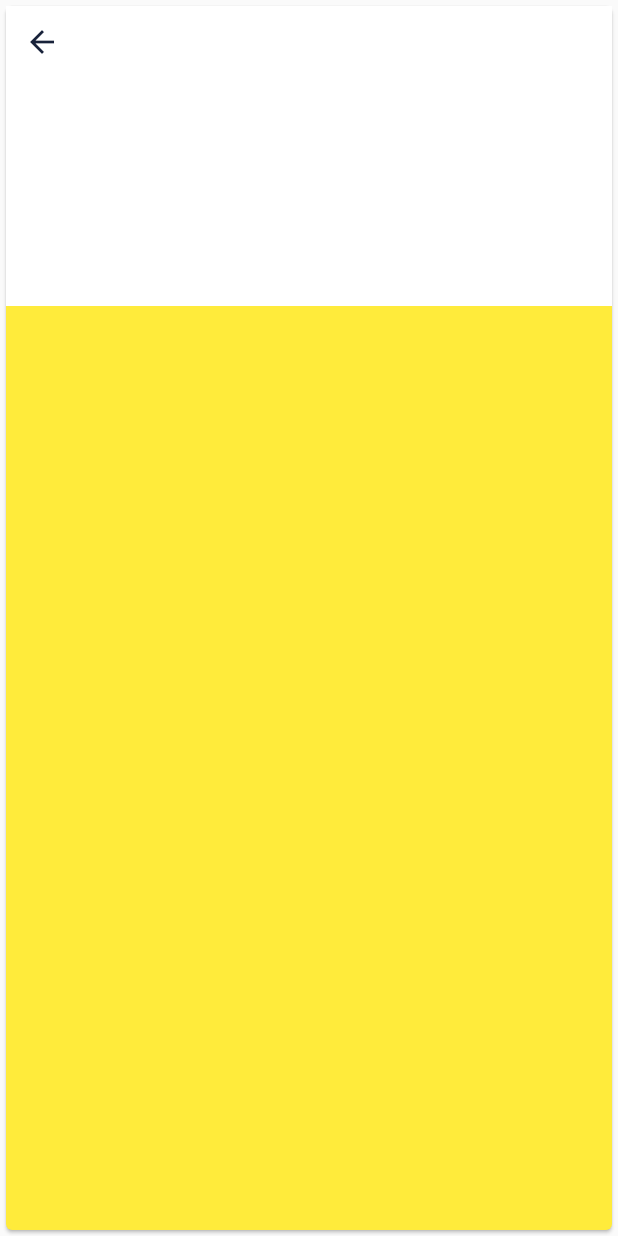
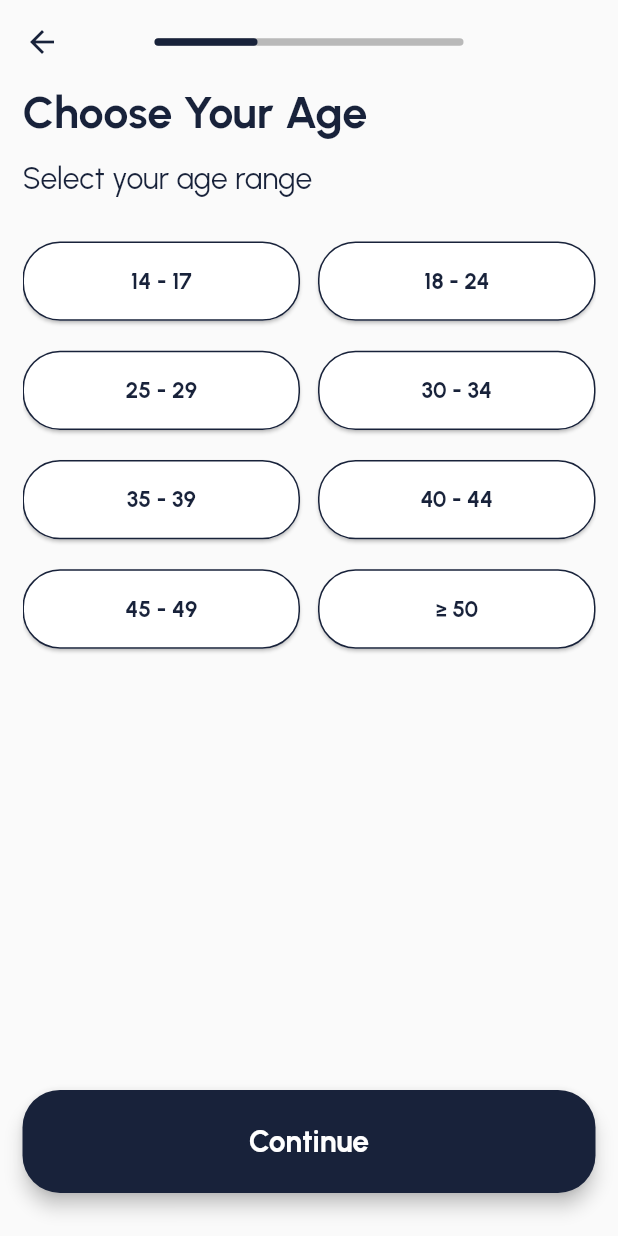
Before and after one commit to nguyentung158/mental_health, a Flutter app: the FlowSignUpScreen screen opened by its route, swiped to page 2, on a phone screen of 412 x 824 dp. Run offline on Flutter 3.47's test engine with Material 2 defaults, Android fonts, the phone set to English and light mode, and no system bars; our stand-ins replace google_fonts.

Commit message:
create gender slide and age slide  screen

```diff
--- a/lib/main.dart
+++ b/lib/main.dart
@@ -57,7 +57,7 @@ class MyApp extends StatelessWidget {
       ),
       home: const GetStartScreen(),
       routes: {
-        FlowSignUpScreen.route: (context) => const FlowSignUpScreen(),
+        FlowSignUpScreen.route: (context) => FlowSignUpScreen(),
         LoginScreen.route: (context) => const LoginScreen()
       },
     );
--- /dev/null
+++ b/lib/screens/auth_screens/sign_up_flow_screens/age_slide.dart
@@ -0,0 +1,91 @@
+import 'package:flutter/material.dart';
+
+class AgeSlide extends StatefulWidget {
+  int age;
+  final Function setAge;
+  AgeSlide({super.key, required this.age, required this.setAge});
+
+  @override
+  State<AgeSlide> createState() => _AgeSlideState();
+}
+
+class _AgeSlideState extends State<AgeSlide> {
+  Widget _buildAgeButton(String title, int index) {
+    return InkWell(
+      onTap: () {
+        setState(() {
+          widget.age = index;
+        });
+        widget.setAge(index);
+      },
+      child: Card(
+        margin: EdgeInsets.symmetric(vertical: 0),
+        color: widget.age == index
+            ? Theme.of(context).colorScheme.primary
+            : Colors.white,
+        shape: RoundedRectangleBorder(
+          borderRadius: BorderRadius.circular(25),
+          side: BorderSide(
+            color: Theme.of(context).colorScheme.primary,
+          ),
+        ),
+        child: Center(
+          child: Text(
+            title,
+            style: widget.age == index
+                ? Theme.of(context)
+                    .textTheme
+                    .headline6
+                    ?.copyWith(color: Colors.white)
+                : Theme.of(context).textTheme.headline6,
+          ),
+        ),
+      ),
+    );
+  }
+
+  @override
+  Widget build(BuildContext context) {
+    print(widget.age);
+    return Padding(
+      padding: const EdgeInsets.only(left: 0),
+      child: Column(
+        crossAxisAlignment: CrossAxisAlignment.start,
+        children: [
+          Text(
+            'Choose Your Age',
+            style: Theme.of(context).textTheme.headline3,
+          ),
+          const SizedBox(
+            height: 15,
+          ),
+          Text(
+            'Select your age range ',
+            style: Theme.of(context).textTheme.bodyText2,
+          ),
+          const SizedBox(
+            height: 30,
+          ),
+          Expanded(
+            child: GridView.count(
+              crossAxisCount: 2,
+              childAspectRatio: 3.5,
+              mainAxisSpacing: 20,
+              crossAxisSpacing: 12,
+              children: [
+                _buildAgeButton('14 - 17', 0),
+                _buildAgeButton('18 - 24', 1),
+                _buildAgeButton('25 - 29', 2),
+                _buildAgeButton('30 - 34', 3),
+                _buildAgeButton('35 - 39', 4),
+                _buildAgeButton('40 - 44', 5),
+                _buildAgeButton('45 - 49', 6),
+                _buildAgeButton('≥ 50', 7),
+              ],
+            ),
+          ),
+        ],
+      ),
+    );
+  }
+}
--- a/lib/screens/auth_screens/sign_up_flow_screens/flow_sign_up_screen.dart
+++ b/lib/screens/auth_screens/sign_up_flow_screens/flow_sign_up_screen.dart
@@ -1,16 +1,68 @@
 import 'package:flutter/material.dart';
+import 'package:mental_health_app/screens/auth_screens/sign_up_flow_screens/age_slide.dart';
+import 'package:mental_health_app/screens/auth_screens/sign_up_flow_screens/genders_slide.dart';
+import 'package:mental_health_app/widgets/auth_button.dart';
 
-class FlowSignUpScreen extends StatelessWidget {
+class FlowSignUpScreen extends StatefulWidget {
   static String route = '/sign0';
-  const FlowSignUpScreen({super.key});
+  FlowSignUpScreen({super.key});
+
+  @override
+  State<FlowSignUpScreen> createState() => _FlowSignUpScreenState();
+}
+
+class _FlowSignUpScreenState extends State<FlowSignUpScreen> {
+  int genders = 2;
+  int age = 8;
+  PageController pageController =
+      PageController(initialPage: 0, keepPage: true);
+  int _cunrruntPage = 0;
+
+  @override
+  void dispose() {
+    // TODO: implement dispose
+    pageController.dispose();
+    super.dispose();
+  }
+
+  void setGender(int val) {
+    genders = val;
+  }
+
+  void setAge(int val) {
+    age = val;
+  }
 
   @override
   Widget build(BuildContext context) {
     return Scaffold(
-      extendBodyBehindAppBar: true,
+      extendBodyBehindAppBar: false,
       appBar: AppBar(
         backgroundColor: Colors.transparent,
         elevation: 0,
+        centerTitle: true,
+        title: Stack(
+          children: [
+            Container(
+                width: MediaQuery.of(context).size.width / 2,
+                height: 5,
+                decoration: const BoxDecoration(
+                    color: Colors.black26,
+                    borderRadius: BorderRadius.all(
+                      Radius.circular(25),
+                    ))),
+            Container(
+                width: (MediaQuery.of(context).size.width / 2) /
+                    6 *
+                    (_cunrruntPage + 1),
+                height: 5,
+                decoration: BoxDecoration(
+                    color: Theme.of(context).colorScheme.primary,
+                    borderRadius: const BorderRadius.all(
+                      Radius.circular(25),
+                    ))),
+          ],
+        ),
         leading: IconButton(
           icon: Icon(
             Icons.arrow_back,
@@ -21,36 +73,66 @@ class FlowSignUpScreen extends StatelessWidget {
           },
         ),
       ),
-      body: PageView(
+      body: Padding(
+        padding: const EdgeInsets.symmetric(horizontal: 15),
+        child: Column(
           children: [
-          Card(
-            color: Colors.yellow,
-            child: Column(children: [
-              Container(
-                height: 200,
-                decoration: const BoxDecoration(color: Colors.white),
+            Expanded(
+              child: PageView(
+                controller: pageController,
+                onPageChanged: (value) {
+                  setState(() {
+                    _cunrruntPage = value;
+                  });
+                },
+                children: [
+                  GenderSlide(
+                    genders: genders,
+                    setGender: setGender,
                   ),
-            ]),
+                  AgeSlide(
+                    age: age,
+                    setAge: setAge,
                   ),
-          Card(
-            color: Colors.yellow,
-            child: Column(children: [
-              Container(
-                height: 200,
-                decoration: const BoxDecoration(color: Colors.white),
+                  GenderSlide(
+                    setGender: setGender,
+                    genders: genders,
                   ),
-            ]),
+                  GenderSlide(
+                    setGender: setGender,
+                    genders: genders,
                   ),
-          Card(
-            color: Colors.yellow,
-            child: Column(children: [
-              Container(
-                height: 200,
-                decoration: const BoxDecoration(color: Colors.white),
+                  GenderSlide(
+                    setGender: setGender,
+                    genders: genders,
                   ),
-            ]),
+                  GenderSlide(
+                    setGender: setGender,
+                    genders: genders,
                   ),
                 ],
+              ),
+            ),
+            InkWell(
+              child: AuthButton(
+                  title: _cunrruntPage == 5 ? 'Sign up' : 'Continue',
+                  color: Colors.white),
+              onTap: () {
+                if (_cunrruntPage < 5) {
+                  pageController.nextPage(
+                      duration: const Duration(milliseconds: 400),
+                      curve: Curves.linear);
+                  setState(() {
+                    _cunrruntPage++;
+                  });
+                }
+              },
+            ),
+            SizedBox(
+              height: MediaQuery.of(context).size.height / 32,
+            )
+          ],
+        ),
       ),
     );
   }
```
Also changed, not shown: lib/screens/auth_screens/sign_up_flow_screens/genders_slide.dart (added, +68 -0 lines). Lines whose indentation alone changed are shown as unchanged.
